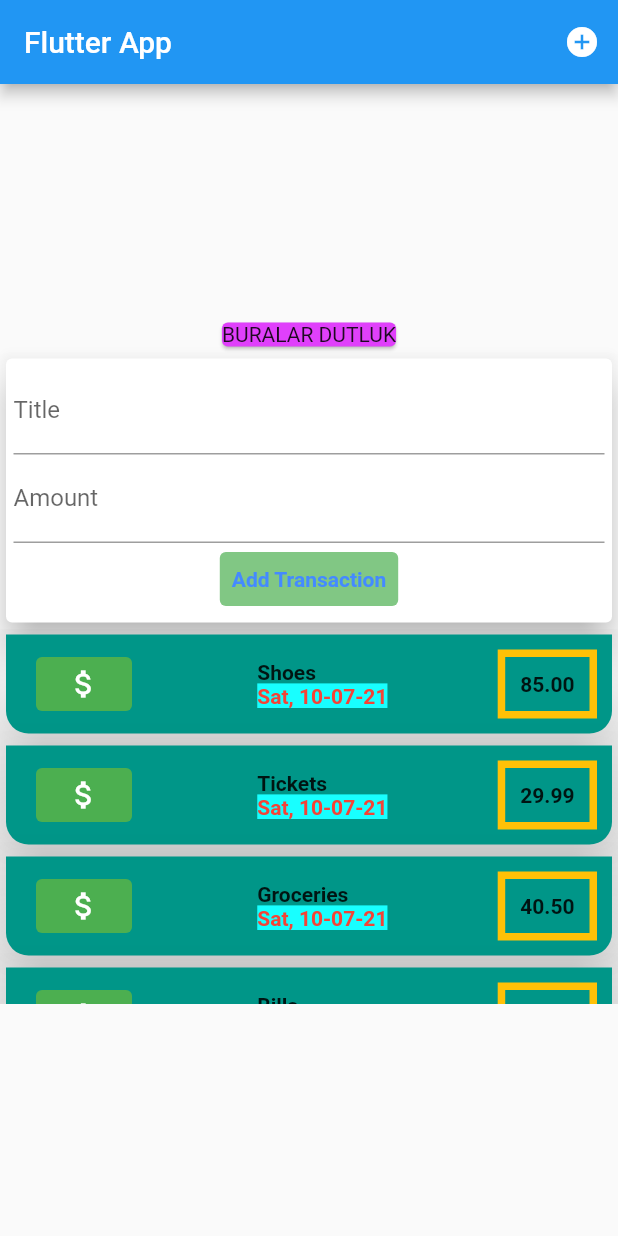
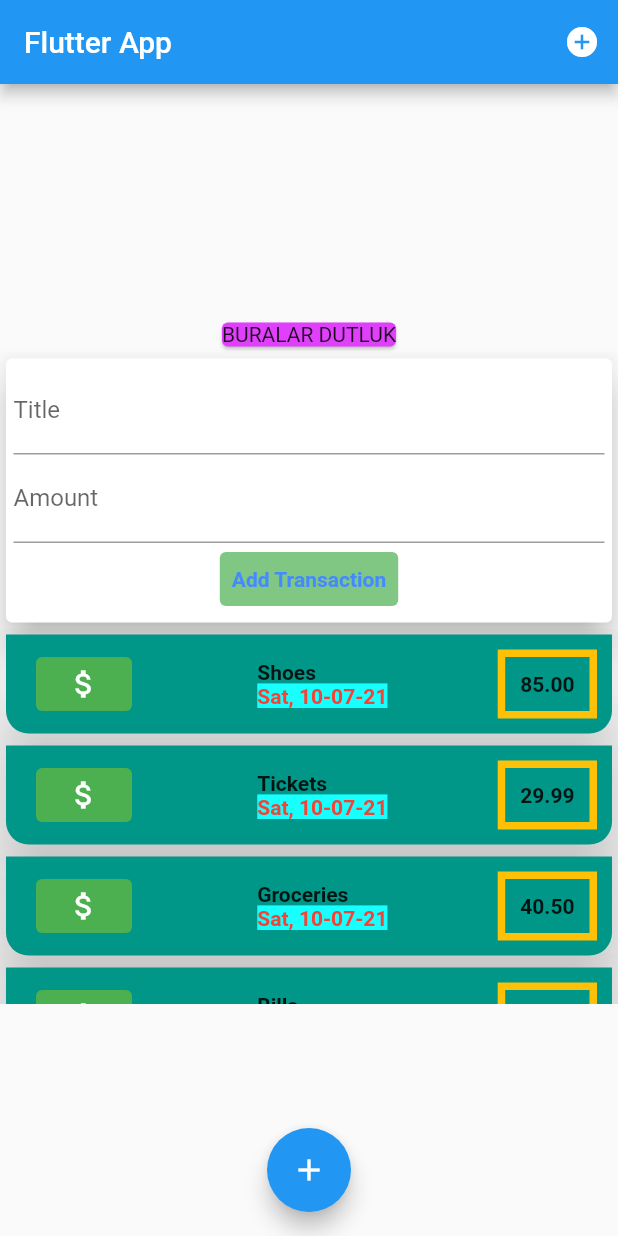
Before and after one commit to Ozkanozsm/harcama_uygulamasi, a Flutter app: the screen it shows after launch, on a phone screen of 412 x 824 dp. Run offline on Flutter 3.47's test engine with Material 2 defaults, Android fonts, the phone set to English and light mode, and no system bars.

Commit message:
Add button to bottom

```diff
--- a/lib/main.dart
+++ b/lib/main.dart
@@ -53,6 +53,11 @@ class MyHomePage extends StatelessWidget {
           ),
         ),
       ),
+      floatingActionButtonLocation: FloatingActionButtonLocation.centerFloat,
+      floatingActionButton: FloatingActionButton(
+        child: Icon(Icons.add),
+        onPressed: () {},
+      ),
     );
   }
 }
```
